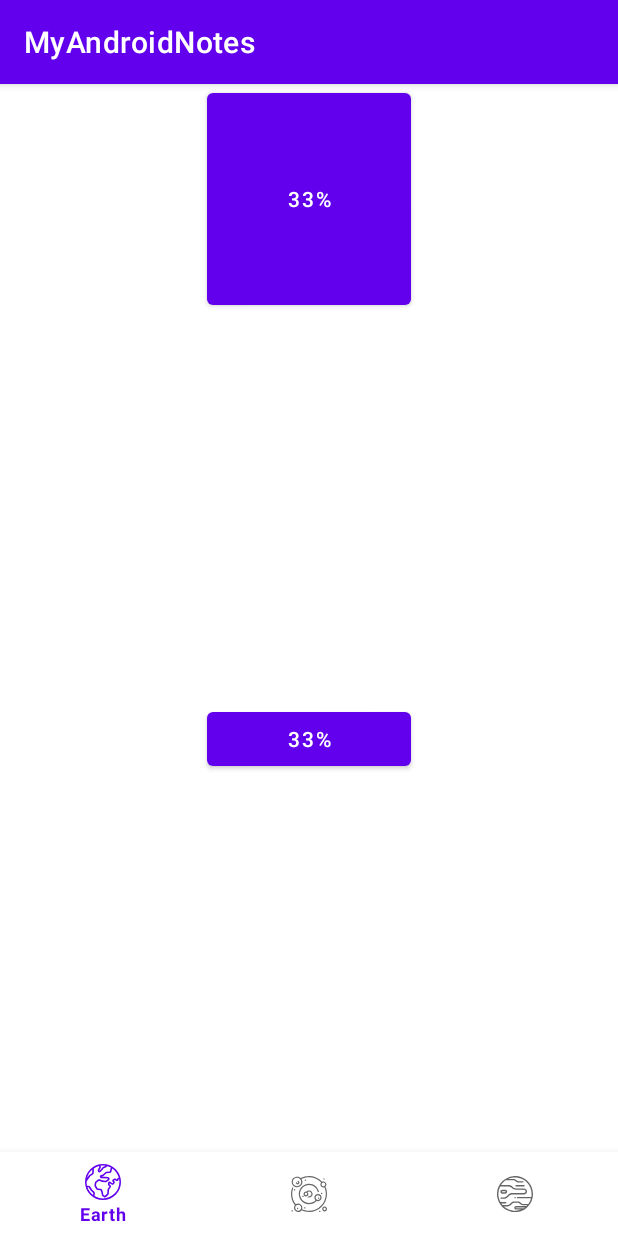
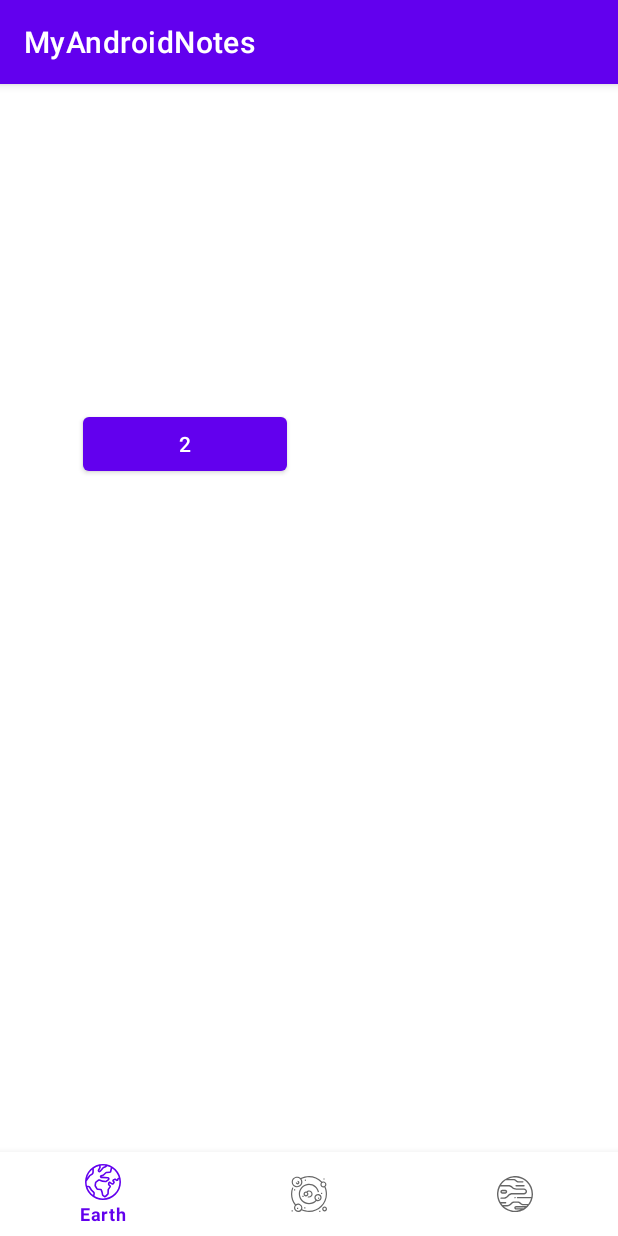
Before and after one commit to BansheeMan/MyAndroidNotes, an Android app: the screen it shows after launch (LayoutActivity), on a phone screen of 412 x 824 dp. Run offline under Robolectric (Android 15) with nearby library versions, the phone set to English and light mode, and no system bars.

Commit message:
Add ConstraintFragment.kt Group, Barrier, chain+chainStyle, bias, percentWidth Height

```diff
--- a/app/src/main/java/com/example/myandroidnotes/layout/fragments/ConstraintFragment.kt
+++ b/app/src/main/java/com/example/myandroidnotes/layout/fragments/ConstraintFragment.kt
@@ -3,6 +3,7 @@ package com.gb.m_1919_1872_1.view.layout.fragments
 import android.os.Bundle
 import android.view.LayoutInflater
 import android.view.View
+import android.view.View.VISIBLE
 import android.view.ViewGroup
 import androidx.fragment.app.Fragment
 import com.example.myandroidnotes.databinding.FragmentConstraintBinding
@@ -23,6 +24,11 @@ class ConstraintFragment : Fragment() {
         return binding.root
     }
 
+    override fun onViewCreated(view: View, savedInstanceState: Bundle?) {
+        super.onViewCreated(view, savedInstanceState)
+        binding.buttonGroup.visibility = View.GONE
+    }
+
 
     companion object {
         @JvmStatic
--- a/app/src/main/res/layout/fragment_constraint.xml
+++ b/app/src/main/res/layout/fragment_constraint.xml
@@ -7,40 +7,62 @@
     android:orientation="vertical">
 
 
+    <androidx.constraintlayout.widget.Group
+        android:id="@+id/button_group"
+        android:layout_width="wrap_content"
+        android:layout_height="wrap_content"
+        app:constraint_referenced_ids="materialButton1, materialButton3"/>
+
+    <androidx.constraintlayout.widget.Barrier
+        android:id="@+id/barrier1"
+        android:layout_width="wrap_content"
+        android:layout_height="wrap_content"
+        app:barrierDirection="end"
+        app:constraint_referenced_ids="materialButton1,materialButton2"/>
+
+    <androidx.constraintlayout.widget.Barrier
+        android:id="@+id/barrier2"
+        android:layout_width="wrap_content"
+        android:layout_height="wrap_content"
+        app:barrierDirection="bottom"
+        app:constraint_referenced_ids="materialButton1,materialButton2"/>
+
     <com.google.android.material.button.MaterialButton
-        android:id="@+id/materialButton3"
+        android:id="@+id/materialButton1"
         android:layout_width="0dp"
-        android:layout_height="0dp"
-        android:text="33%"
-        app:layout_constraintBottom_toTopOf="@+id/materialButton2"
+        android:layout_height="wrap_content"
+        android:text="1"
+        app:layout_constraintVertical_bias="0.2"
+        app:layout_constraintHorizontal_bias="0.1"
+        app:layout_constraintBottom_toBottomOf="parent"
         app:layout_constraintEnd_toEndOf="parent"
-        app:layout_constraintHeight_percent="0.20"
         app:layout_constraintStart_toStartOf="parent"
         app:layout_constraintTop_toTopOf="parent"
-        app:layout_constraintVertical_chainStyle="spread_inside"
         app:layout_constraintWidth_percent="0.33" />
+
 
     <com.google.android.material.button.MaterialButton
         android:id="@+id/materialButton2"
         android:layout_width="0dp"
         android:layout_height="wrap_content"
-        android:text="33%"
-        app:layout_constraintBottom_toTopOf="@+id/materialButton"
-        app:layout_constraintEnd_toEndOf="parent"
-        app:layout_constraintStart_toStartOf="parent"
-        app:layout_constraintTop_toBottomOf="@+id/materialButton3"
-        app:layout_constraintWidth_percent="0.33" />
-
-
-    <com.google.android.material.button.MaterialButton
-        android:id="@+id/materialButton"
-        android:layout_width="0dp"
-        android:layout_height="wrap_content"
-        android:text="50%"
+        android:text="2"
+        app:layout_constraintVertical_bias="0.3"
+        app:layout_constraintHorizontal_bias="0.2"
         app:layout_constraintBottom_toBottomOf="parent"
         app:layout_constraintEnd_toEndOf="parent"
         app:layout_constraintStart_toStartOf="parent"
-        app:layout_constraintTop_toBottomOf="@+id/materialButton2"
-        app:layout_constraintWidth_percent="0.5" />
+        app:layout_constraintTop_toTopOf="parent"
+        app:layout_constraintWidth_percent="0.33" />
+
+    <com.google.android.material.button.MaterialButton
+        android:id="@+id/materialButton3"
+        android:layout_width="0dp"
+        android:layout_height="wrap_content"
+        android:text="3"
+
+
+        app:layout_constraintStart_toStartOf="@id/barrier1"
+        app:layout_constraintTop_toTopOf="@id/barrier2"
+        app:layout_constraintWidth_percent="0.2" />
 
 </androidx.constraintlayout.widget.ConstraintLayout>
```
